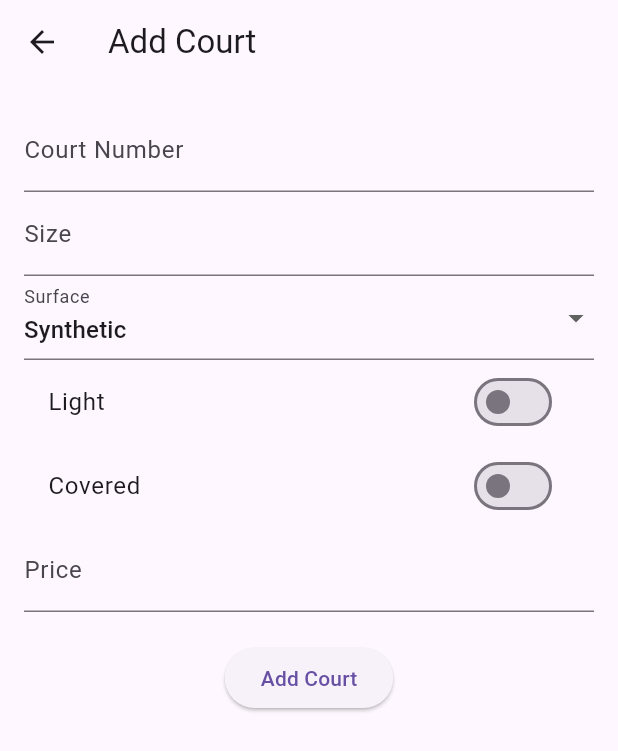
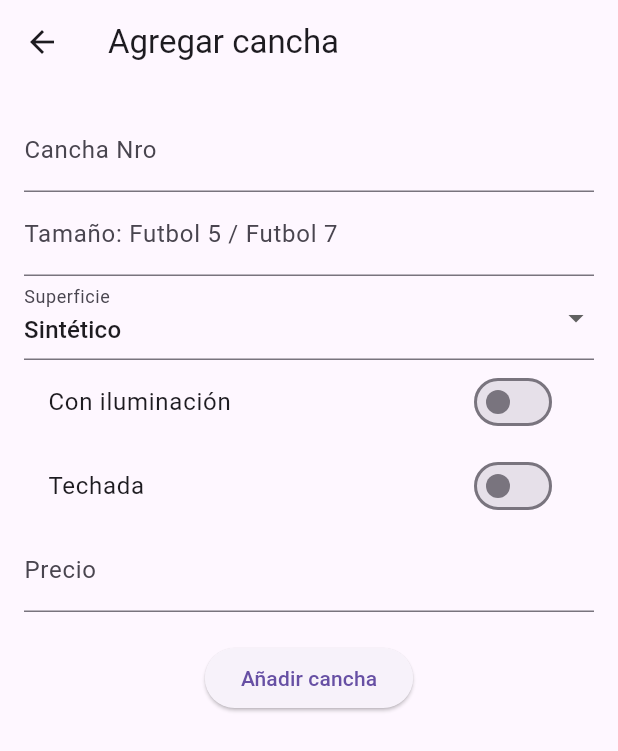
Before and after one commit to LautaroFR/CanchaLibre, a Flutter app: the AddCourtScreen screen opened directly with empty values, on a phone screen of 412 x 824 dp. Shown: the top 751 px of the screen. Run offline on Flutter 3.47's test engine with Material 3 defaults, Android fonts, the phone set to English and light mode, and no system bars; our stand-ins replace cloud_firestore, firebase_auth, firebase_core; accounts and stored records are empty.

Commit message:
ajuste idioma textos

```diff
--- a/lib/screens/add_court_screen.dart
+++ b/lib/screens/add_court_screen.dart
@@ -16,7 +16,7 @@ class _AddCourtScreenState extends State<AddCourtScreen> {
   final Map<String, dynamic> _court = {
     'number': null,
     'size': null,
-    'surface': 'Synthetic',
+    'surface': 'Sintético',
     'light': false,
     'covered': false,
     'price': null,
@@ -50,7 +50,7 @@ class _AddCourtScreenState extends State<AddCourtScreen> {
   @override
   Widget build(BuildContext context) {
     return Scaffold(
-      appBar: AppBar(title: Text(widget.court == null ? 'Add Court' : 'Edit Court')),
+      appBar: AppBar(title: Text(widget.court == null ? 'Agregar cancha' : 'Editar cancha')),
       body: Padding(
         padding: const EdgeInsets.all(16.0),
         child: Form(
@@ -59,22 +59,22 @@ class _AddCourtScreenState extends State<AddCourtScreen> {
             children: [
               TextFormField(
                 initialValue: _court['number']?.toString(),
-                decoration: const InputDecoration(labelText: 'Court Number'),
+                decoration: const InputDecoration(labelText: 'Cancha Nro'),
                 keyboardType: TextInputType.number,
                 onSaved: (value) => _court['number'] = int.tryParse(value!),
-                validator: (value) => value!.isEmpty ? 'Required field' : null,
+                validator: (value) => value!.isEmpty ? 'Campo obligatorio' : null,
               ),
               TextFormField(
                 initialValue: _court['size']?.toString(),
-                decoration: const InputDecoration(labelText: 'Size'),
+                decoration: const InputDecoration(labelText: 'Tamaño: Futbol 5 / Futbol 7'),
                 keyboardType: TextInputType.number,
                 onSaved: (value) => _court['size'] = int.tryParse(value!),
-                validator: (value) => value!.isEmpty ? 'Required field' : null,
+                validator: (value) => value!.isEmpty ? 'Campo obligatorio' : null,
               ),
               DropdownButtonFormField<String>(
                 value: _court['surface'],
-                decoration: const InputDecoration(labelText: 'Surface'),
-                items: ['Synthetic', 'Natural', 'Concrete', 'Parquet', 'Other']
+                decoration: const InputDecoration(labelText: 'Superficie'),
+                items: ['Sintético', 'Natural', 'Cemento', 'Parquet', 'Otro']
                     .map((e) => DropdownMenuItem(value: e, child: Text(e)))
                     .toList(),
                 onChanged: (value) => setState(() {
@@ -82,14 +82,14 @@ class _AddCourtScreenState extends State<AddCourtScreen> {
                 }),
               ),
               SwitchListTile(
-                title: const Text('Light'),
+                title: const Text('Con iluminación'),
                 value: _court['light'],
                 onChanged: (value) => setState(() {
                   _court['light'] = value;
                 }),
               ),
               SwitchListTile(
-                title: const Text('Covered'),
+                title: const Text('Techada'),
                 value: _court['covered'],
                 onChanged: (value) => setState(() {
                   _court['covered'] = value;
@@ -97,10 +97,10 @@ class _AddCourtScreenState extends State<AddCourtScreen> {
               ),
               TextFormField(
                 initialValue: _court['price']?.toString(),
-                decoration: const InputDecoration(labelText: 'Price'),
+                decoration: const InputDecoration(labelText: 'Precio'),
                 keyboardType: TextInputType.number,
                 onSaved: (value) => _court['price'] = int.tryParse(value!),
-                validator: (value) => value!.isEmpty ? 'Required field' : null,
+                validator: (value) => value!.isEmpty ? 'Campo obligatorio' : null,
               ),
               const SizedBox(height: 20),
               ElevatedButton(
@@ -110,7 +110,7 @@ class _AddCourtScreenState extends State<AddCourtScreen> {
                     await saveCourt();
                   }
                 },
-                child: Text(widget.court == null ? 'Add Court' : 'Save Changes'),
+                child: Text(widget.court == null ? 'Añadir cancha' : 'Guardar cambios'),
               ),
             ],
           ),
--- a/lib/screens/all_courts_screen.dart
+++ b/lib/screens/all_courts_screen.dart
@@ -28,7 +28,7 @@ class AllCourtsScreen extends StatelessWidget {
           } else if (snapshot.hasError) {
             return Center(child: Text('Error: ${snapshot.error}'));
           } else if (!snapshot.hasData || snapshot.data!.isEmpty) {
-            return const Center(child: Text('No courts found'));
+            return const Center(child: Text('No se encontraron canchas'));
           } else {
             return ListView.builder(
               itemCount: snapshot.data!.length,
--- a/lib/screens/club_screen.dart
+++ b/lib/screens/club_screen.dart
@@ -61,12 +61,12 @@ class _ClubScreenState extends State<ClubScreen> {
       await databaseService.addOrUpdateClub(widget.email, _club!);
 
       ScaffoldMessenger.of(context).showSnackBar(
-        const SnackBar(content: Text('Data updated successfully')),
+        const SnackBar(content: Text('Información actualizada satisfactoriamente')),
       );
     } catch (e) {
       print('Error al guardar datos: $e');
       ScaffoldMessenger.of(context).showSnackBar(
-        SnackBar(content: Text('Error saving data: $e')),
+        SnackBar(content: Text('Error al guardar datos: $e')),
       );
     }
   }
--- a/lib/screens/court_list_screen.dart
+++ b/lib/screens/court_list_screen.dart
@@ -41,7 +41,7 @@ class _CourtListScreenState extends State<CourtListScreen> {
     final databaseService = DatabaseService();
     await databaseService.deleteCourt(widget.clubId, courtId);
     ScaffoldMessenger.of(context).showSnackBar(
-      const SnackBar(content: Text('Court deleted successfully')),
+      const SnackBar(content: Text('Cancha eliminada satisfactoriamente')),
     );
     setState(() {
       _futureCourts = fetchCourts();
@@ -77,7 +77,7 @@ class _CourtListScreenState extends State<CourtListScreen> {
           } else if (snapshot.hasError) {
             return Center(child: Text('Error: ${snapshot.error}'));
           } else if (!snapshot.hasData || snapshot.data!.isEmpty) {
-            return const Center(child: Text('No courts found'));
+            return const Center(child: Text('No se encontraron canchas'));
           } else {
             return ListView.builder(
               itemCount: snapshot.data!.length,
@@ -100,21 +100,21 @@ class _CourtListScreenState extends State<CourtListScreen> {
                             context: context,
                             builder: (BuildContext context) {
                               return AlertDialog(
-                                title: const Text('Confirm Deletion'),
-                                content: const Text('Are you sure you want to delete this court?'),
+                                title: const Text('Confirmar eliminación'),
+                                content: const Text('Deseas borrar la cancha seleccionada?'),
                                 actions: <Widget>[
                                   TextButton(
                                     onPressed: () {
                                       Navigator.of(context).pop();
                                     },
-                                    child: const Text('Cancel'),
+                                    child: const Text('Cancelar'),
                                   ),
                                   TextButton(
                                     onPressed: () async {
                                       Navigator.of(context).pop();
                                       await deleteCourt(context, court['id']);
                                     },
-                                    child: const Text('Delete'),
+                                    child: const Text('Borrar'),
                                   ),
                                 ],
                               );
--- a/lib/screens/edit_court_screen.dart
+++ b/lib/screens/edit_court_screen.dart
@@ -25,7 +25,7 @@ class _EditCourtScreenState extends State<EditCourtScreen> {
   @override
   Widget build(BuildContext context) {
     return Scaffold(
-      appBar: AppBar(title: Text('Edit Court')),
+      appBar: AppBar(title: Text('Editar cancha')),
       body: Padding(
         padding: const EdgeInsets.all(16.0),
         child: Form(
@@ -34,20 +34,20 @@ class _EditCourtScreenState extends State<EditCourtScreen> {
             children: [
               TextFormField(
                 initialValue: _court['number'].toString(),
-                decoration: InputDecoration(labelText: 'Court Number'),
+                decoration: InputDecoration(labelText: 'Cancha Nro'),
                 keyboardType: TextInputType.number,
                 onSaved: (value) => _court['number'] = int.tryParse(value!),
               ),
               TextFormField(
                 initialValue: _court['size'].toString(),
-                decoration: InputDecoration(labelText: 'Size'),
+                decoration: InputDecoration(labelText: 'Tamaño: Futbol 5 / Futbol 7'),
                 keyboardType: TextInputType.number,
                 onSaved: (value) => _court['size'] = int.tryParse(value!),
               ),
               DropdownButtonFormField<String>(
-                decoration: InputDecoration(labelText: 'Surface'),
+                decoration: InputDecoration(labelText: 'Superficie'),
                 value: _court['surface'],
-                items: ['Synthetic', 'Natural', 'Concrete', 'Parquet', 'Other']
+                items: ['Sintético', 'Natural', 'Cemento', 'Parquet', 'Otro']
                     .map((e) => DropdownMenuItem(value: e, child: Text(e)))
                     .toList(),
                 onChanged: (value) => setState(() {
@@ -55,14 +55,14 @@ class _EditCourtScreenState extends State<EditCourtScreen> {
                 }),
               ),
               SwitchListTile(
-                title: Text('Light'),
+                title: Text('Con iluminación'),
                 value: _court['light'],
                 onChanged: (value) => setState(() {
                   _court['light'] = value;
                 }),
               ),
               SwitchListTile(
-                title: Text('Covered'),
+                title: Text('Techada'),
                 value: _court['covered'],
                 onChanged: (value) => setState(() {
                   _court['covered'] = value;
@@ -70,7 +70,7 @@ class _EditCourtScreenState extends State<EditCourtScreen> {
               ),
               TextFormField(
                 initialValue: _court['price'].toString(),
-                decoration: InputDecoration(labelText: 'Price'),
+                decoration: InputDecoration(labelText: 'Precio'),
                 keyboardType: TextInputType.number,
                 onSaved: (value) => _court['price'] = int.tryParse(value!),
               ),
@@ -84,7 +84,7 @@ class _EditCourtScreenState extends State<EditCourtScreen> {
                     Navigator.pop(context);
                   }
                 },
-                child: Text('Save Changes'),
+                child: Text('Guardar cambios'),
               ),
             ],
           ),
```
Also changed, not shown: lib/screens/edit_club_screen.dart (+9 -9 lines), lib/screens/login_page.dart (+5 -5 lines).
